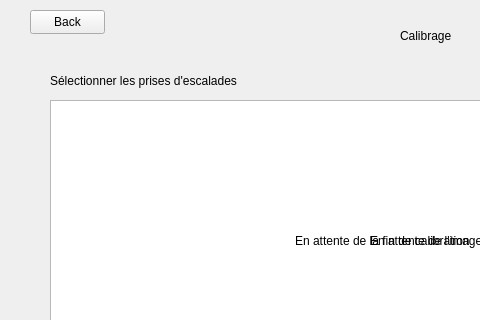
Before: the Qt Designer form testIHMClimingProject/testIHMClimingProject/calibrage.ui in simplyyCarlos/ClimbingProject, drawn with Qt 5; both pictures show x 0 to 480 and y 0 to 320 of the 1050 by 686 pixel window.
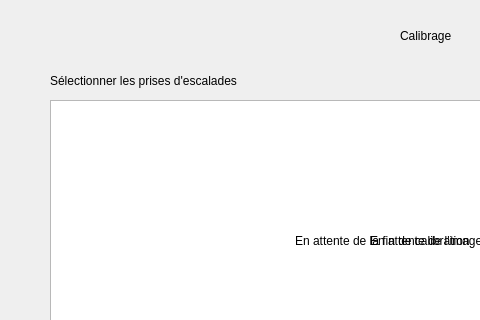
After: the same form once the commit is applied.

Commit message: rajout charucoboard pour calibrage

```diff
--- a/testIHMClimingProject/testIHMClimingProject/calibrage.ui
+++ b/testIHMClimingProject/testIHMClimingProject/calibrage.ui
@@ -54,19 +54,6 @@
     <string>Calibrage</string>
    </property>
   </widget>
-  <widget class="QPushButton" name="pushButton_Back">
-   <property name="geometry">
-    <rect>
-     <x>30</x>
-     <y>10</y>
-     <width>75</width>
-     <height>24</height>
-    </rect>
-   </property>
-   <property name="text">
-    <string>Back</string>
-   </property>
-  </widget>
   <widget class="QPushButton" name="pushButton_Continuer">
    <property name="geometry">
     <rect>
```
The commit also changes 9 other files.
